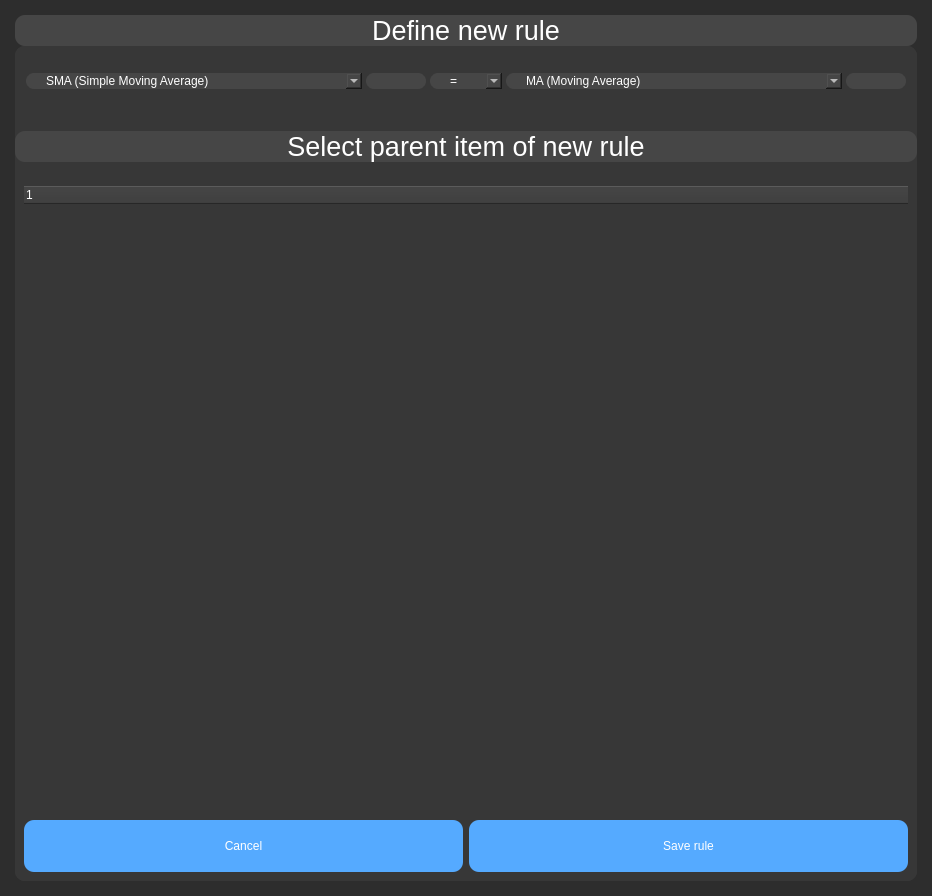
This is ui/add_strategy_rule_page.ui in kornelHub/BackTesting-App as Qt 5 draws it before an edit. The edited form follows.
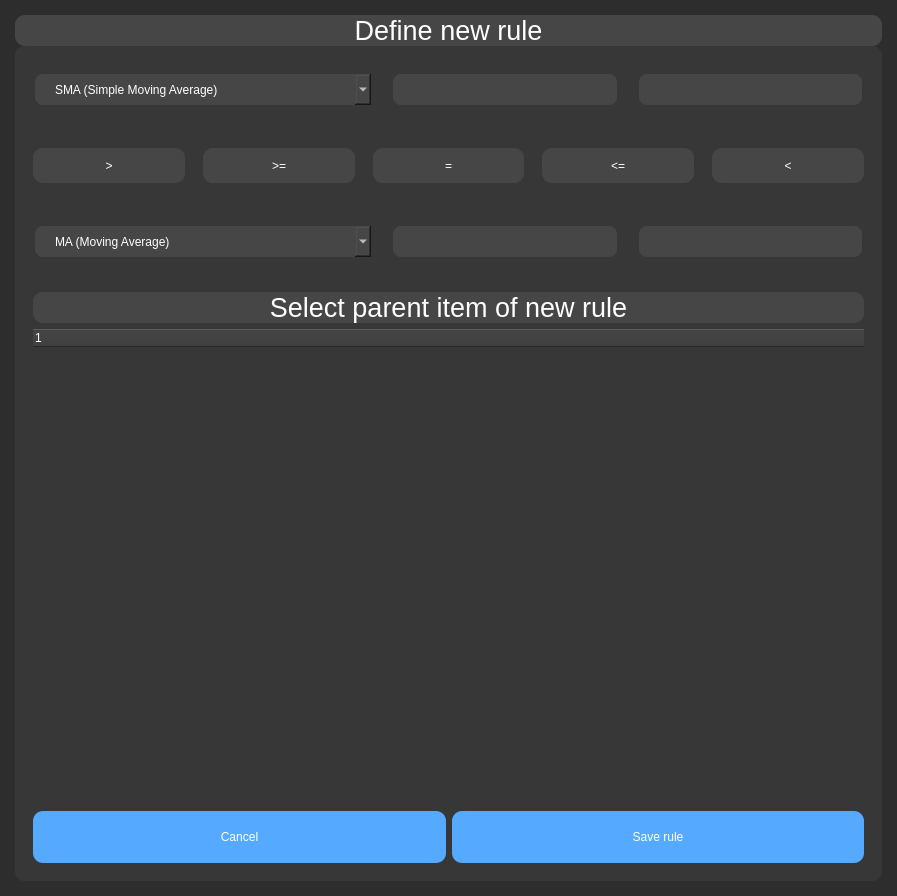
This is the edited form.

Commit message: update add_strategy_rule_page.ui and linked functions

```diff
--- a/ui/add_strategy_rule_page.ui
+++ b/ui/add_strategy_rule_page.ui
@@ -6,7 +6,7 @@
    <rect>
     <x>0</x>
     <y>0</y>
-    <width>879</width>
+    <width>897</width>
     <height>896</height>
    </rect>
   </property>
@@ -92,24 +92,9 @@
       <string notr="true">background-color: rgb(55,55,55);
 border-radius: 10px;</string>
      </property>
-     <layout class="QVBoxLayout" name="verticalLayout_2">
-      <property name="spacing">
-       <number>15</number>
-      </property>
-      <property name="leftMargin">
-       <number>0</number>
-      </property>
-      <property name="topMargin">
-       <number>0</number>
-      </property>
-      <property name="rightMargin">
-       <number>0</number>
-      </property>
-      <property name="bottomMargin">
-       <number>0</number>
-      </property>
+     <layout class="QVBoxLayout" name="verticalLayout_3">
       <item>
-       <widget class="QWidget" name="widget_2" native="true">
+       <widget class="QWidget" name="first_indicator_widget" native="true">
         <property name="sizePolicy">
          <sizepolicy hsizetype="Preferred" vsizetype="Expanding">
           <horstretch>0</horstretch>
@@ -124,28 +109,22 @@
         </property>
         <layout class="QHBoxLayout" name="horizontalLayout">
          <property name="spacing">
-          <number>0</number>
-         </property>
-         <property name="leftMargin">
-          <number>9</number>
-         </property>
-         <property name="topMargin">
-          <number>0</number>
-         </property>
-         <property name="rightMargin">
-          <number>9</number>
-         </property>
-         <property name="bottomMargin">
-          <number>0</number>
+          <number>18</number>
          </property>
          <item>
           <widget class="QComboBox" name="p3_firstIndicator_comboBox">
            <property name="sizePolicy">
-            <sizepolicy hsizetype="Expanding" vsizetype="Fixed">
+            <sizepolicy hsizetype="Expanding" vsizetype="Preferred">
              <horstretch>0</horstretch>
              <verstretch>0</verstretch>
             </sizepolicy>
            </property>
+           <property name="maximumSize">
+            <size>
+             <width>16777215</width>
+             <height>35</height>
+            </size>
+           </property>
            <property name="styleSheet">
             <string notr="true">QComboBox {
         font: 8pt &quot;MS Shell Dlg 2&quot;;
@@ -261,10 +240,22 @@
           </widget>
          </item>
          <item>
-          <widget class="QLineEdit" name="p3_firstIndicatorOptions_lineEdit">
+          <widget class="QLineEdit" name="p3_firstIndicatorOptions_lineEdit_1">
+           <property name="sizePolicy">
+            <sizepolicy hsizetype="Expanding" vsizetype="Expanding">
+             <horstretch>0</horstretch>
+             <verstretch>0</verstretch>
+            </sizepolicy>
+           </property>
+           <property name="maximumSize">
+            <size>
+             <width>16777215</width>
+             <height>35</height>
+            </size>
+           </property>
            <property name="styleSheet">
             <string notr="true">QLineEdit {
-        font: 8pt &quot;MS Shell Dlg 2&quot;;
+        font: 10pt &quot;MS Shell Dlg 2&quot;;
         border-radius: 10px;
         border: 2px solid rgb(55,55,55);
         color: rgb(255, 255, 255);
@@ -283,64 +274,242 @@
           </widget>
          </item>
          <item>
-          <widget class="QComboBox" name="p3_mark_comboBox">
+          <widget class="QLineEdit" name="p3_firstIndicatorOptions_lineEdit_2">
            <property name="sizePolicy">
-            <sizepolicy hsizetype="Minimum" vsizetype="Fixed">
+            <sizepolicy hsizetype="Expanding" vsizetype="Fixed">
              <horstretch>0</horstretch>
              <verstretch>0</verstretch>
             </sizepolicy>
            </property>
+           <property name="maximumSize">
+            <size>
+             <width>16777215</width>
+             <height>35</height>
+            </size>
+           </property>
            <property name="styleSheet">
-            <string notr="true">QComboBox {
-        font: 8pt &quot;MS Shell Dlg 2&quot;;
-        border: 2px solid rgb(55,55,55);
+            <string notr="true">QLineEdit {
+        font: 10pt &quot;MS Shell Dlg 2&quot;;
         border-radius: 10px;
+        border: 2px solid rgb(55,55,55);
         color: rgb(255, 255, 255);
         padding-left: 20px;
         padding-right: 20px;
         background-color: rgb(70,70,70);
 }
-
-QComboBox:hover {
-        border: 2px solid rgb(90,90,90);
+QLineEdit:hover {
+        border: 2px solid rgb(85,85,85);
 }
-
-QComboBox QAbstractItemView {
-     border: 2pxsolid rgb(45, 45, 45);
-    selection-background-color:rgb(45, 45, 45);
-    color: #FFF
-                  }
+QLineEdit:focus{
+        border: 2px solid rgb(85, 170, 255);
+}
 </string>
            </property>
+          </widget>
+         </item>
+        </layout>
+       </widget>
+      </item>
            <item>
-            <property name="text">
-             <string>=</string>
-            </property>
-           </item>
+       <widget class="QWidget" name="math_char_widget" native="true">
+        <property name="sizePolicy">
+         <sizepolicy hsizetype="Preferred" vsizetype="Expanding">
+          <horstretch>0</horstretch>
+          <verstretch>0</verstretch>
+         </sizepolicy>
+        </property>
+        <property name="maximumSize">
+         <size>
+          <width>16777215</width>
+          <height>70</height>
+         </size>
+        </property>
+        <property name="styleSheet">
+         <string notr="true">QPushButton {
+color: rgb(255, 255, 255);
+font: 20pt &quot;MS Shell Dlg 2&quot;;
+background-color: rgb(70,70,70);
+border: 0px sold;
+border-radius: 10px;
+
+}
+QPushButton:hover {
+	background-color: rgb(85, 170, 255);
+}</string>
+        </property>
+        <layout class="QHBoxLayout" name="horizontalLayout_4">
+         <property name="spacing">
+          <number>18</number>
+         </property>
+         <property name="leftMargin">
+          <number>9</number>
+         </property>
+         <property name="rightMargin">
+          <number>9</number>
+         </property>
+         <property name="bottomMargin">
+          <number>9</number>
+         </property>
            <item>
+          <widget class="QPushButton" name="selectMathChar_Button_1">
+           <property name="maximumSize">
+            <size>
+             <width>16777215</width>
+             <height>35</height>
+            </size>
+           </property>
+           <property name="styleSheet">
+            <string notr="true">QPushButton {
+color: rgb(255, 255, 255);
+background-color: rgb(70,70,70);
+border: 0px sold;
+border-radius: 10px;
+
+}
+QPushButton:hover {
+	 border: 2px solid rgb(85,85,85);
+}</string>
+           </property>
             <property name="text">
              <string>&gt;</string>
             </property>
+          </widget>
            </item>
            <item>
+          <widget class="QPushButton" name="selectMathChar_Button_2">
+           <property name="maximumSize">
+            <size>
+             <width>16777215</width>
+             <height>35</height>
+            </size>
+           </property>
+           <property name="styleSheet">
+            <string notr="true">QPushButton {
+color: rgb(255, 255, 255);
+background-color: rgb(70,70,70);
+border: 0px sold;
+border-radius: 10px;
+
+}
+QPushButton:hover {
+	 border: 2px solid rgb(85,85,85);
+}</string>
+           </property>
             <property name="text">
              <string>&gt;=</string>
             </property>
+          </widget>
            </item>
            <item>
+          <widget class="QPushButton" name="selectMathChar_Button_3">
+           <property name="maximumSize">
+            <size>
+             <width>16777215</width>
+             <height>35</height>
+            </size>
+           </property>
+           <property name="styleSheet">
+            <string notr="true">QPushButton {
+color: rgb(255, 255, 255);
+background-color: rgb(70,70,70);
+border: 0px sold;
+border-radius: 10px;
+
+}
+QPushButton:hover {
+	 border: 2px solid rgb(85,85,85);
+}</string>
+           </property>
             <property name="text">
-             <string>&lt;</string>
-            </property>
+            <string>=</string>
+           </property>
+          </widget>
            </item>
            <item>
+          <widget class="QPushButton" name="selectMathChar_Button_4">
+           <property name="maximumSize">
+            <size>
+             <width>16777215</width>
+             <height>35</height>
+            </size>
+           </property>
+           <property name="styleSheet">
+            <string notr="true">QPushButton {
+color: rgb(255, 255, 255);
+background-color: rgb(70,70,70);
+border: 0px sold;
+border-radius: 10px;
+
+}
+QPushButton:hover {
+	 border: 2px solid rgb(85,85,85);
+}</string>
+           </property>
             <property name="text">
              <string>&lt;=</string>
             </property>
-           </item>
+          </widget>
+         </item>
+         <item>
+          <widget class="QPushButton" name="selectMathChar_Button_5">
+           <property name="maximumSize">
+            <size>
+             <width>16777215</width>
+             <height>35</height>
+            </size>
+           </property>
+           <property name="styleSheet">
+            <string notr="true">QPushButton {
+color: rgb(255, 255, 255);
+background-color: rgb(70,70,70);
+border: 0px sold;
+border-radius: 10px;
+
+}
+QPushButton:hover {
+	 border: 2px solid rgb(85,85,85);
+}</string>
+           </property>
+           <property name="text">
+            <string>&lt;</string>
+           </property>
           </widget>
          </item>
+        </layout>
+       </widget>
+      </item>
+      <item>
+       <widget class="QWidget" name="second_indicator_widget" native="true">
+        <property name="sizePolicy">
+         <sizepolicy hsizetype="Preferred" vsizetype="Expanding">
+          <horstretch>0</horstretch>
+          <verstretch>0</verstretch>
+         </sizepolicy>
+        </property>
+        <property name="maximumSize">
+         <size>
+          <width>16777215</width>
+          <height>70</height>
+         </size>
+        </property>
+        <layout class="QHBoxLayout" name="horizontalLayout_2">
+         <property name="spacing">
+          <number>18</number>
+         </property>
          <item>
           <widget class="QComboBox" name="p3_sedondIndicator_comboBox">
+           <property name="sizePolicy">
+            <sizepolicy hsizetype="Preferred" vsizetype="Expanding">
+             <horstretch>0</horstretch>
+             <verstretch>0</verstretch>
+            </sizepolicy>
+           </property>
+           <property name="maximumSize">
+            <size>
+             <width>16777215</width>
+             <height>35</height>
+            </size>
+           </property>
            <property name="styleSheet">
             <string notr="true">QComboBox {
         font: 8pt &quot;MS Shell Dlg 2&quot;;
@@ -456,10 +625,56 @@
           </widget>
          </item>
          <item>
-          <widget class="QLineEdit" name="p3_secondIndicatorOptions_lineEdit">
+          <widget class="QLineEdit" name="p3_secondIndicatorOptions_lineEdit_1">
+           <property name="sizePolicy">
+            <sizepolicy hsizetype="Expanding" vsizetype="Expanding">
+             <horstretch>0</horstretch>
+             <verstretch>0</verstretch>
+            </sizepolicy>
+           </property>
+           <property name="maximumSize">
+            <size>
+             <width>16777215</width>
+             <height>35</height>
+            </size>
+           </property>
            <property name="styleSheet">
             <string notr="true">QLineEdit {
-        font: 8pt &quot;MS Shell Dlg 2&quot;;
+       font: 10pt &quot;MS Shell Dlg 2&quot;;
+        border-radius: 10px;
+        border: 2px solid rgb(55,55,55);
+        color: rgb(255, 255, 255);
+        padding-left: 20px;
+        padding-right: 20px;
+        background-color: rgb(70,70,70);
+}
+QLineEdit:hover {
+        border: 2px solid rgb(85,85,85);
+}
+QLineEdit:focus{
+        border: 2px solid rgb(85, 170, 255);
+}
+</string>
+           </property>
+          </widget>
+         </item>
+         <item>
+          <widget class="QLineEdit" name="p3_secondIndicatorOptions_lineEdit_2">
+           <property name="sizePolicy">
+            <sizepolicy hsizetype="Expanding" vsizetype="Expanding">
+             <horstretch>0</horstretch>
+             <verstretch>0</verstretch>
+            </sizepolicy>
+           </property>
+           <property name="maximumSize">
+            <size>
+             <width>16777215</width>
+             <height>35</height>
+            </size>
+           </property>
+           <property name="styleSheet">
+            <string notr="true">QLineEdit {
+        font: 10pt &quot;MS Shell Dlg 2&quot;;
         border-radius: 10px;
         border: 2px solid rgb(55,55,55);
         color: rgb(255, 255, 255);
@@ -480,6 +695,18 @@
         </layout>
        </widget>
       </item>
+      <item>
+       <widget class="QWidget" name="tree_widget" native="true">
+        <property name="sizePolicy">
+         <sizepolicy hsizetype="Preferred" vsizetype="Expanding">
+          <horstretch>0</horstretch>
+          <verstretch>0</verstretch>
+         </sizepolicy>
+        </property>
+        <property name="styleSheet">
+         <string notr="true"/>
+        </property>
+        <layout class="QVBoxLayout" name="verticalLayout_2">
       <item>
        <widget class="QLabel" name="label_2">
         <property name="sizePolicy">
@@ -520,18 +747,6 @@
        </widget>
       </item>
       <item>
-       <widget class="QWidget" name="widget_3" native="true">
-        <property name="sizePolicy">
-         <sizepolicy hsizetype="Preferred" vsizetype="Expanding">
-          <horstretch>0</horstretch>
-          <verstretch>0</verstretch>
-         </sizepolicy>
-        </property>
-        <property name="styleSheet">
-         <string notr="true"/>
-        </property>
-        <layout class="QHBoxLayout" name="horizontalLayout_2">
-         <item>
           <widget class="QTreeWidget" name="add_strategy_rule_treeWidget">
            <property name="styleSheet">
             <string notr="true">font: 10pt &quot;MS Shell Dlg 2&quot;;
@@ -555,7 +770,7 @@
        </widget>
       </item>
       <item>
-       <widget class="QWidget" name="widget_4" native="true">
+       <widget class="QWidget" name="navigation_buttons_widget" native="true">
         <property name="sizePolicy">
          <sizepolicy hsizetype="Expanding" vsizetype="Preferred">
           <horstretch>0</horstretch>
```
Left out of the diff: 4 changed lines with no effect on the pictures. Lines whose indentation alone changed are shown as unchanged. The commit also changes 2 other files.
